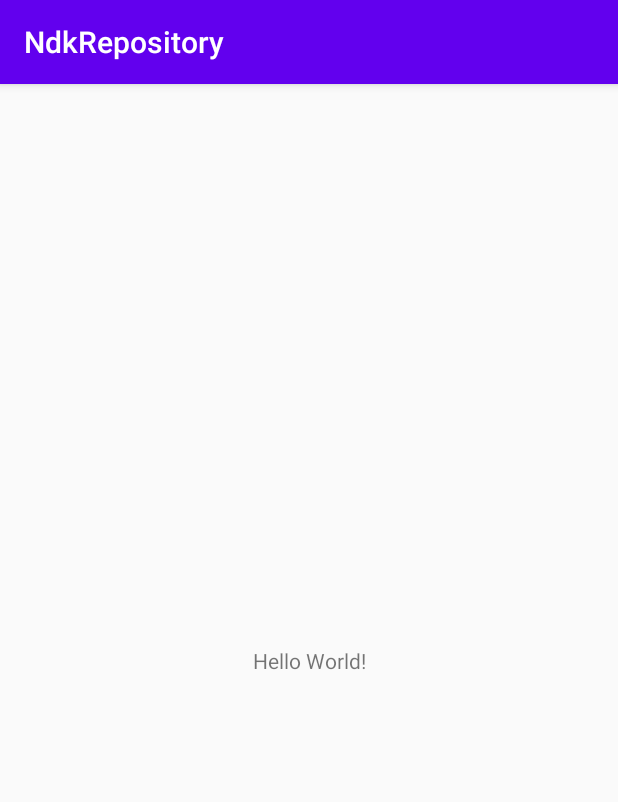
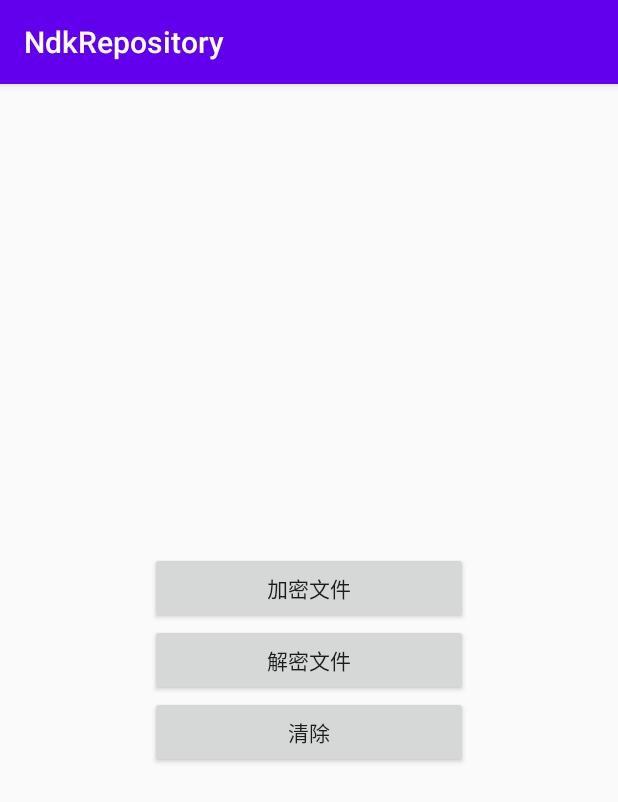
Before and after one commit to ytempest/NdkRepository, an Android app: the screen it shows after launch (MainActivity before the commit, FileEncryptActivity after it), on a phone screen of 412 x 824 dp. Shown: the top 802 px of the screen. Run offline under Robolectric (Android 15) with nearby library versions, the phone set to English and light mode, and no system bars.

Commit message:
添加文件操作示例

```diff
--- a/app/build.gradle
+++ b/app/build.gradle
@@ -1,6 +1,5 @@
 apply plugin: 'com.android.application'
 apply plugin: 'kotlin-android'
-apply plugin: 'kotlin-android-extensions'
 
 android {
     compileSdkVersion 30
--- a/app/src/main/AndroidManifest.xml
+++ b/app/src/main/AndroidManifest.xml
@@ -1,6 +1,10 @@
 <?xml version="1.0" encoding="utf-8"?>
 <manifest xmlns:android="http://schemas.android.com/apk/res/android"
     package="com.ytempest.ndkrepository">
+
+    <uses-permission android:name="android.permission.WRITE_EXTERNAL_STORAGE" />
+    <uses-permission android:name="android.permission.READ_EXTERNAL_STORAGE" />
+    <uses-permission android:name="android.permission.MANAGE_EXTERNAL_STORAGE" />
 
     <application
         android:allowBackup="true"
@@ -16,6 +20,7 @@
                 <category android:name="android.intent.category.LAUNCHER" />
             </intent-filter>
         </activity>
+        <activity android:name=".FileEncryptActivity" />
     </application>
 
 </manifest>
--- /dev/null
+++ b/app/src/main/java/com/ytempest/ndkrepository/FileEncryptActivity.kt
@@ -0,0 +1,66 @@
+package com.ytempest.ndkrepository
+
+import android.Manifest
+import android.os.Bundle
+import android.os.Environment
+import android.util.Log
+import android.view.View
+import android.widget.LinearLayout
+import androidx.appcompat.app.AppCompatActivity
+import androidx.core.app.ActivityCompat
+import androidx.core.view.forEach
+import com.ytempest.ndk.EncryptUtils
+import java.io.File
+
+class FileEncryptActivity : AppCompatActivity(), View.OnClickListener {
+
+    private val TAG = "FileEncryptActivity"
+
+    private val dir = Environment.getExternalStorageDirectory()
+    private val srcFile = File(dir, "src_img.png")
+
+    private val targetDir by lazy { getExternalFilesDir(Environment.DIRECTORY_PICTURES) }
+    private val encryptFile by lazy { File(targetDir, "encrypt_src_img.png") }
+    private val decryptFile by lazy { File(targetDir, "decrypt_src_img.png") }
+
+    override fun onCreate(savedInstanceState: Bundle?) {
+        super.onCreate(savedInstanceState)
+        setContentView(R.layout.activity_file_encrypt)
+
+        val container = findViewById<LinearLayout>(R.id.container)
+        container.forEach {
+            it.setOnClickListener(this)
+        }
+
+        ActivityCompat.requestPermissions(
+            this,
+            arrayOf(Manifest.permission.WRITE_EXTERNAL_STORAGE),
+            11
+        )
+    }
+
+    override fun onClick(v: View?) {
+        when (v?.id) {
+            R.id.file_encrypt -> {
+                Thread() {
+                    Log.d(TAG, "onClick: start encrypt: ")
+                    Log.d(TAG, "onClick: path: " + encryptFile.absolutePath)
+                    EncryptUtils.encrypt(srcFile.absolutePath, encryptFile.absolutePath)
+                    Log.d(TAG, "onClick: end encrypt: ")
+                }.start()
+            }
+            R.id.file_decrypt -> {
+                Thread() {
+                    Log.d(TAG, "onClick: start decrypt: ")
+                    Log.d(TAG, "onClick: path: " + decryptFile.absolutePath)
+                    EncryptUtils.decrypt(encryptFile.absolutePath, decryptFile.absolutePath)
+                    Log.d(TAG, "onClick: end decrypt: ")
+                }.start()
+            }
+            R.id.file_clear -> {
+                val success = encryptFile.delete() || decryptFile.delete()
+                Log.d(TAG, "onClick: delete success: $success")
+            }
+        }
+    }
+}
--- a/app/src/main/java/com/ytempest/ndkrepository/MainActivity.kt
+++ b/app/src/main/java/com/ytempest/ndkrepository/MainActivity.kt
@@ -1,9 +1,8 @@
 package com.ytempest.ndkrepository
 
+import android.content.Intent
 import android.os.Bundle
 import androidx.appcompat.app.AppCompatActivity
-import com.ytempest.ndk.NdkTools
-import kotlinx.android.synthetic.main.activity_main.*
 
 class MainActivity : AppCompatActivity() {
 
@@ -11,7 +10,6 @@ class MainActivity : AppCompatActivity() {
         super.onCreate(savedInstanceState)
         setContentView(R.layout.activity_main)
 
-        // Example of a call to a native method
-        sample_text.text = NdkTools.getText()
+        startActivity(Intent(this, FileEncryptActivity::class.java))
     }
 }
--- /dev/null
+++ b/app/src/main/res/layout/activity_file_encrypt.xml
@@ -0,0 +1,27 @@
+<?xml version="1.0" encoding="utf-8"?>
+<LinearLayout xmlns:android="http://schemas.android.com/apk/res/android"
+    android:id="@+id/container"
+    android:layout_width="match_parent"
+    android:layout_height="match_parent"
+    android:gravity="center"
+    android:orientation="vertical"
+    android:paddingHorizontal="100dp">
+
+    <Button
+        android:id="@+id/file_encrypt"
+        android:layout_width="match_parent"
+        android:layout_height="wrap_content"
+        android:text="加密文件" />
+
+    <Button
+        android:id="@+id/file_decrypt"
+        android:layout_width="match_parent"
+        android:layout_height="wrap_content"
+        android:text="解密文件" />
+
+    <Button
+        android:id="@+id/file_clear"
+        android:layout_width="match_parent"
+        android:layout_height="wrap_content"
+        android:text="清除" />
+</LinearLayout>
--- a/app/src/main/res/layout/activity_main.xml
+++ b/app/src/main/res/layout/activity_main.xml
@@ -1,19 +1,17 @@
 <?xml version="1.0" encoding="utf-8"?>
-<androidx.constraintlayout.widget.ConstraintLayout xmlns:android="http://schemas.android.com/apk/res/android"
-    xmlns:app="http://schemas.android.com/apk/res-auto"
+<ScrollView xmlns:android="http://schemas.android.com/apk/res/android"
     xmlns:tools="http://schemas.android.com/tools"
     android:layout_width="match_parent"
     android:layout_height="match_parent"
     tools:context=".MainActivity">
 
-    <TextView
-        android:id="@+id/sample_text"
-        android:layout_width="wrap_content"
-        android:layout_height="wrap_content"
-        android:text="Hello World!"
-        app:layout_constraintBottom_toBottomOf="parent"
-        app:layout_constraintLeft_toLeftOf="parent"
-        app:layout_constraintRight_toRightOf="parent"
-        app:layout_constraintTop_toTopOf="parent" />
+    <LinearLayout
+        android:id="@+id/container"
+        android:layout_width="match_parent"
+        android:layout_height="match_parent"
+        android:gravity="center"
+        android:orientation="vertical"
+        android:paddingHorizontal="100dp">
 
-</androidx.constraintlayout.widget.ConstraintLayout>
+    </LinearLayout>
+</ScrollView>
```
Also changed, not shown: ndk/src/main/cpp/CMakeLists.txt (+19 -2 lines), ndk/src/main/java/com/ytempest/ndk/EncryptUtils.java (added, +16 -0 lines), 1 other file.
